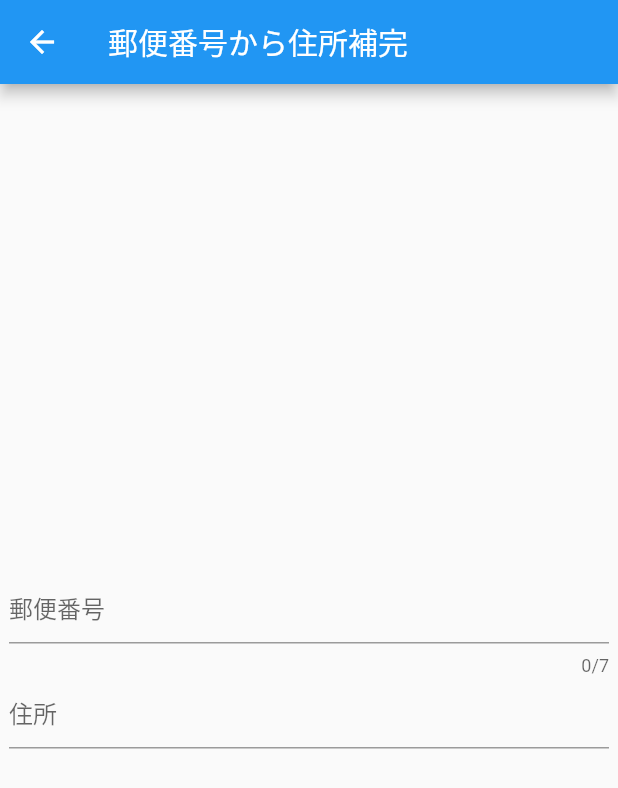
After one commit to krote/Practice-TEST_FLUTTER, a Flutter app: the ZipSearchPage screen opened directly, on a phone screen of 412 x 824 dp. The commit adds this screen. Shown: the top 788 px of the screen. Run offline on Flutter 3.47's test engine with Material 2 defaults, Android fonts, the phone set to English and light mode, and no system bars; our stand-ins replace flutter_dotenv, webview_flutter; missing offline and left inert: audio_streamer, fftea, flutter_webrtc, sdp_transform.

Commit message:
add zip code search page

```diff
--- /dev/null
+++ b/lib/screens/zip_search.dart
@@ -0,0 +1,85 @@
+import 'package:flutter/material.dart';
+import 'dart:convert';
+import 'package:flutter/services.dart';
+import 'package:http/http.dart';
+
+class ZipSearchPage extends StatefulWidget {
+  const ZipSearchPage({Key? key}) : super(key: key);
+
+  @override
+  State<ZipSearchPage> createState() => _ZipSearchPageState();
+}
+
+class _ZipSearchPageState extends State<ZipSearchPage> {
+  final zipCodeController = TextEditingController();
+  final addressController = TextEditingController();
+
+  @override
+  Widget build(BuildContext context) {
+    return Scaffold(
+      appBar: AppBar(
+        title: const Text('郵便番号から住所補完'),
+      ),
+      body: Center(
+        child: ConstrainedBox(
+          constraints: const BoxConstraints(
+            maxWidth: 400,
+          ),
+          child: Column(
+            mainAxisAlignment: MainAxisAlignment.center,
+            children: [
+              TextFormField(
+                decoration: const InputDecoration(
+                  hintText: '郵便番号',
+                ),
+                maxLength: 7,
+                onChanged: (value) async {
+                  if (value.length != 7) {
+                    return;
+                  }
+                  final address = await zipCodeToAddress(value);
+
+                  if (address == null) {
+                    return;
+                  }
+                  addressController.text = address;
+                },
+                controller: zipCodeController,
+                keyboardType: TextInputType.number,
+                inputFormatters: [FilteringTextInputFormatter.digitsOnly],
+              ),
+              TextFormField(
+                decoration: const InputDecoration(
+                  hintText: '住所',
+                ),
+                controller: addressController,
+              ),
+            ],
+          ),
+        ),
+      ),
+    );
+  }
+}
+
+Future<String?> zipCodeToAddress(String zipCode) async {
+  if (zipCode.length != 7) {
+    return null;
+  }
+  final response = await get(
+    Uri.parse('https://zipcloud.ibsnet.co.jp/api/search?zipcode=$zipCode'),
+  );
+
+  if (response.statusCode != 200) {
+    return null;
+  }
+
+  final result = jsonDecode(response.body);
+  if (result['results'] == null) {
+    return null;
+  }
+  final addressMap = (result['results'] as List).first;
+  final address =
+      '${addressMap['address1']} ${addressMap['address2']} ${addressMap['address3']}';
+  return address;
+}
```
Also changed, not shown: lib/screens/search_screen.dart (+12 -0 lines).
